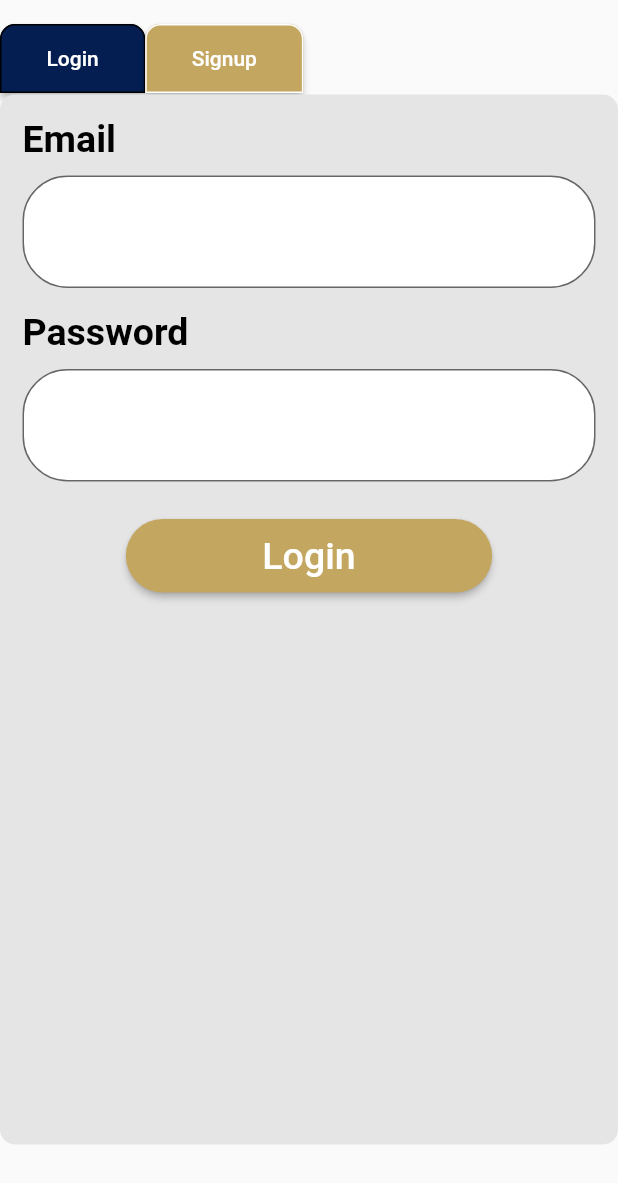
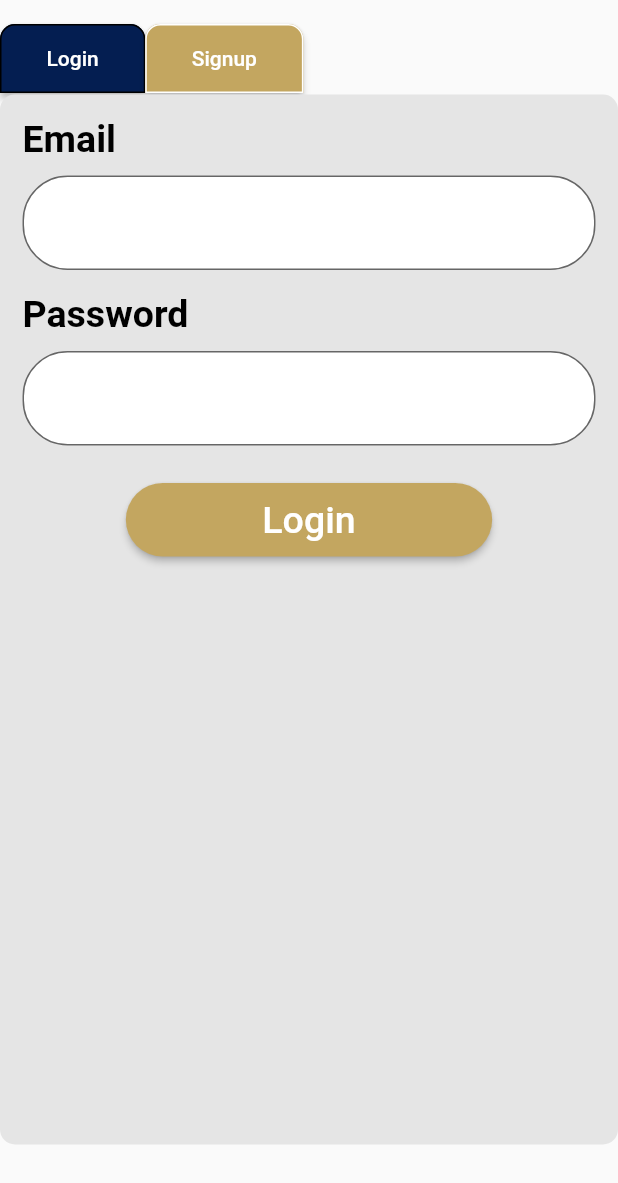
Before and after one commit to Chr0n0sXIII/HSA, a Flutter app: the LoginWidget widget shown alone on an empty page, opened directly, on a phone screen of 412 x 824 dp. Shown: the top 1183 px of the screen. Run offline on Flutter 3.47's test engine with Material 2 defaults, Android fonts, the phone set to English and light mode, and no system bars; our stand-ins replace carousel_slider, cloud_firestore, firebase_core, firebase_storage, flutter_rating_bar, geocoding and 3 more; missing offline and left inert: dart:html, dart:js_util, geocode, google_maps, latlng; accounts and stored records are empty.

Commit message:
text size

```diff
--- a/lib/views/widgets/loginWidget.dart
+++ b/lib/views/widgets/loginWidget.dart
@@ -118,7 +118,7 @@ class _LoginWidgetState extends State<LoginWidget> {
                     obscureText: false,
                     enableSuggestions: true,
                     autocorrect: false,
-                    style: TextStyle(fontSize: 30),
+                    style: TextStyle(fontSize: 20),
                     decoration: InputDecoration(
                       fillColor: Colors.white,
                       filled: true,
@@ -147,7 +147,7 @@ class _LoginWidgetState extends State<LoginWidget> {
                     obscureText: true,
                     enableSuggestions: false,
                     autocorrect: false,
-                    style: TextStyle(fontSize: 30),
+                    style: TextStyle(fontSize: 20),
                     decoration: InputDecoration(
                       fillColor: Colors.white,
                       filled: true,
@@ -231,7 +231,7 @@ class _LoginWidgetState extends State<LoginWidget> {
                     obscureText: false,
                     enableSuggestions: true,
                     autocorrect: false,
-                    style: TextStyle(fontSize: 30),
+                    style: TextStyle(fontSize: 20),
                     decoration: InputDecoration(
                     fillColor: Colors.white,
                     filled: true,
@@ -260,7 +260,7 @@ class _LoginWidgetState extends State<LoginWidget> {
                     obscureText: false,
                     enableSuggestions: true,
                     autocorrect: false,
-                    style: TextStyle(fontSize: 30),
+                    style: TextStyle(fontSize: 20),
                     decoration: InputDecoration(
                       fillColor: Colors.white,
                       filled: true,
@@ -289,7 +289,7 @@ class _LoginWidgetState extends State<LoginWidget> {
                     obscureText: false,
                     enableSuggestions: true,
                     autocorrect: false,
-                    style: TextStyle(fontSize: 30),
+                    style: TextStyle(fontSize: 20),
                     decoration: InputDecoration(
                       fillColor: Colors.white,
                       filled: true,
@@ -318,7 +318,7 @@ class _LoginWidgetState extends State<LoginWidget> {
                     obscureText: true,
                     enableSuggestions: false,
                     autocorrect: false,
-                    style: TextStyle(fontSize: 25),
+                    style: TextStyle(fontSize: 20),
                     decoration: InputDecoration(
                       fillColor: Colors.white,
                       filled: true,
@@ -347,7 +347,7 @@ class _LoginWidgetState extends State<LoginWidget> {
                     obscureText: true,
                     enableSuggestions: false,
                     autocorrect: false,
-                    style: TextStyle(fontSize: 30),
+                    style: TextStyle(fontSize: 20),
                     decoration: InputDecoration(
                       fillColor: Colors.white,
                       filled: true,
```
